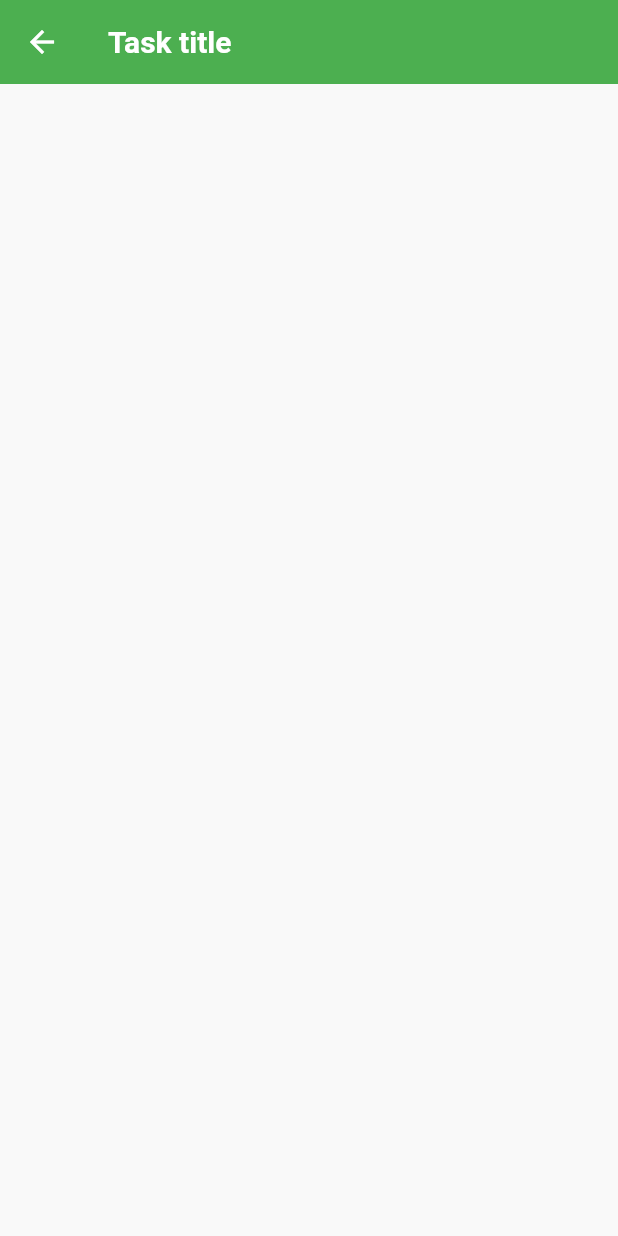
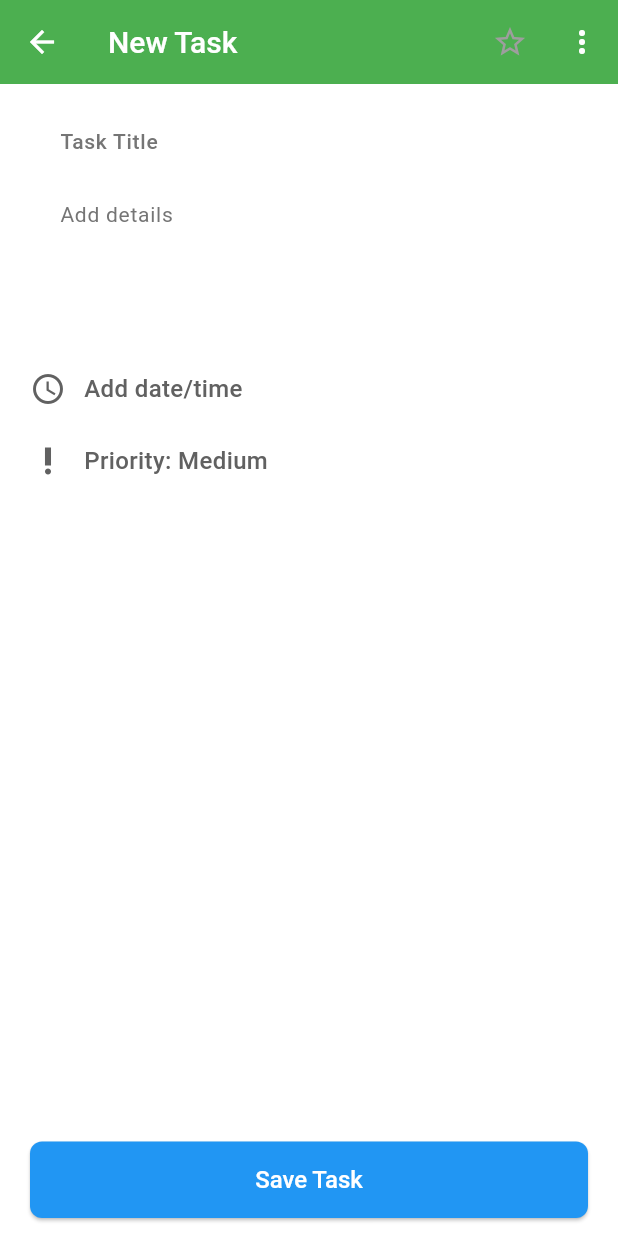
Before and after one commit to MehedisGits/Taskly, a Flutter app: the AddNewTasksScreen screen opened by its route, on a phone screen of 412 x 824 dp. Run offline on Flutter 3.47's test engine with Material 3 defaults, Android fonts, the phone set to English and light mode, and no system bars; our stand-ins replace connectivity_plus, device_preview, dio, get, shared_preferences; missing offline and left inert: dart_jsonwebtoken; accounts and stored records are empty.

```diff
--- /dev/null
+++ b/lib/controllers/add_new_task_controller.dart
@@ -0,0 +1,171 @@
+import 'package:flutter/material.dart';
+import 'package:get/get.dart';
+import 'package:intl/intl.dart';
+
+import '../models/task_model.dart';
+
+class AddNewTaskController extends GetxController {
+  // Observable Variables
+  final Rx<String> selectedPriority = Rx<String>('Medium');
+  final Rx<DateTime?> selectedDate = Rx<DateTime?>(null);
+  final Rx<TimeOfDay?> selectedTime = Rx<TimeOfDay?>(null);
+  final RxBool isLoading = false.obs;
+  final RxBool isImportant = false.obs;
+
+  // Text Editing Controllers
+  final TextEditingController titleController = TextEditingController();
+  final TextEditingController descriptionController = TextEditingController();
+
+  // Error Observables
+  final RxString titleError = RxString('');
+  final RxString descriptionError = RxString('');
+
+  // Priority List
+  final List<String> priorities = ['High', 'Medium', 'Low'];
+
+  // Formatted Date/Time Strings
+  String get formattedDate => selectedDate.value != null
+      ? DateFormat('MMM dd, yyyy').format(selectedDate.value!)
+      : 'No date set';
+
+  String get formattedTime => selectedTime.value != null
+      ? selectedTime.value!.format(Get.context!)
+      : 'No time set';
+
+  // Methods to Toggle Importance and Set Date/Time
+  void toggleImportance() => isImportant.toggle();
+
+  void setDateTime(DateTime date, TimeOfDay time) {
+    selectedDate.value = date;
+    selectedTime.value = time;
+  }
+
+  void initializeWithTask(TaskData task) {
+    titleController.text = task.title;
+    descriptionController.text = task.description;
+    selectedPriority.value = task.priority ?? 'Medium';
+    isImportant.value = task.isImportant;
+
+    if (task.dueDate != null) {
+      selectedDate.value = task.dueDate;
+      selectedTime.value = TimeOfDay.fromDateTime(task.dueDate!);
+    }
+  }
+
+  // Form Submission Logic with Improved UI/UX
+  Future<void> submitForm(BuildContext context) async {
+    try {
+      // Indicate loading state
+      isLoading.value = true;
+      resetErrors();  // Reset error messages before submitting
+
+      // Validate Inputs
+      if (!_validateInputs()) return;
+
+      // Simulate API Call to add task (Replace with actual API logic)
+      await _addTaskToApi();
+
+      // Success - Clear Form and Show Success Message
+      _clearFormFields();
+      _showSuccessMessage();
+      Get.back(); // Close the screen after successful submission
+    } catch (e) {
+      // Handle error and show appropriate message
+      _showErrorMessage(e.toString());
+    } finally {
+      isLoading.value = false; // Reset loading state
+    }
+  }
+
+  // Reset Error Messages
+  void resetErrors() {
+    titleError.value = '';
+    descriptionError.value = '';
+  }
+
+  // Input Validation
+  bool _validateInputs() {
+    bool isValid = true;
+
+    // Check if Title is Empty
+    if (titleController.text.isEmpty) {
+      titleError.value = 'Please enter a task title';
+      isValid = false;
+    }
+
+    // Check if Description is Empty
+    if (descriptionController.text.isEmpty) {
+      descriptionError.value = 'Please add task details';
+      isValid = false;
+    }
+
+    return isValid;
+  }
+
+  // Simulate API Call to Add Task (Replace with actual API call)
+  Future<void> _addTaskToApi() async {
+    try {
+      // Simulating a delay (Replace with actual API call)
+      await Future.delayed(const Duration(seconds: 2));
+
+      // Uncomment to simulate a failure:
+      // throw Exception("Failed to add task");
+
+      // Simulate success response
+    } catch (error) {
+      throw Exception("An error occurred while adding the task. Please try again.");
+    }
+  }
+
+  // Clear form fields after successful submission
+  void _clearFormFields() {
+    titleController.clear();
+    descriptionController.clear();
+    selectedPriority.value = 'Medium';
+    selectedDate.value = null;
+    selectedTime.value = null;
+  }
+
+  // Show Success Snackbar
+  void _showSuccessMessage() {
+    Get.snackbar(
+      'Success',
+      'Task created successfully',
+      backgroundColor: Colors.green,
+      colorText: Colors.white,
+      duration: const Duration(seconds: 3),
+    );
+  }
+
+  // Show Error Snackbar
+  void _showErrorMessage(String errorMessage) {
+    Get.snackbar(
+      'Error',
+      errorMessage,
+      backgroundColor: Colors.red,
+      colorText: Colors.white,
+      duration: const Duration(seconds: 3),
+    );
+  }
+
+  // Task Deletion Logic
+  void deleteTask() {
+    // Implement delete functionality here (replace with actual delete logic)
+    Get.back();
+    Get.snackbar(
+      'Deleted',
+      'Task has been removed',
+      backgroundColor: Colors.blue,
+      colorText: Colors.white,
+      duration: const Duration(seconds: 2),
+    );
+  }
+
+  // Dispose Controllers
+  @override
+  void onClose() {
+    titleController.dispose();
+    descriptionController.dispose();
+    super.onClose();
+  }
+}
--- a/lib/main.dart
+++ b/lib/main.dart
@@ -3,7 +3,7 @@ import 'package:flutter/cupertino.dart';
 import 'package:flutter/foundation.dart';
 import 'package:flutter/material.dart';
 import 'package:get/get.dart';
-import 'package:taskly/views/add_new_tasks.dart';
+import 'package:taskly/views/add_new_tasks_screen.dart';
 
 import 'core/routes/routes.dart';
 import 'core/themes/theme_data.dart';
--- /dev/null
+++ b/lib/models/task_model.dart
@@ -0,0 +1,15 @@
+class TaskData {
+  final String title;
+  final String description;
+  final String? priority;
+  final DateTime? dueDate;
+  final bool isImportant;
+
+  TaskData({
+    required this.title,
+    required this.description,
+    this.priority,
+    this.dueDate,
+    this.isImportant = false,
+  });
+}
--- a/lib/views/add_new_tasks.dart
+++ /dev/null
@@ -1,13 +0,0 @@
-   import 'package:flutter/material.dart';
-
-class AddNewTasksScreen extends StatelessWidget {
-     const AddNewTasksScreen({super.key});
-
-     @override
-     Widget build(BuildContext context) {
-       return Scaffold(
-         appBar: AppBar(title: Text('Task title'),),
-         body: Center(),
-       );
-     }
-   }
--- /dev/null
+++ b/lib/views/add_new_tasks_screen.dart
@@ -0,0 +1,292 @@
+import 'package:flutter/material.dart';
+import 'package:get/get.dart';
+import 'package:taskly/controllers/add_new_task_controller.dart';
+import 'package:taskly/models/task_model.dart';
+import 'package:taskly/widgets/custom_dropdown.dart';
+
+class AddNewTasksScreen extends StatelessWidget {
+  AddNewTasksScreen({super.key, this.taskData});
+
+  final AddNewTaskController controller = Get.put(AddNewTaskController());
+  final TaskData? taskData;
+
+  @override
+  Widget build(BuildContext context) {
+
+    // Initialize controller with task data if provided
+    if (taskData != null) {
+      controller.initializeWithTask(taskData!);
+    }
+
+    return Scaffold(
+      backgroundColor: Colors.white,
+      appBar: _buildAppBar(context),
+      body: Padding(
+        padding: const EdgeInsets.symmetric(horizontal: 20, vertical: 12),
+        child: Column(
+          crossAxisAlignment: CrossAxisAlignment.start,
+          children: [
+            _buildTitleField(),
+            _buildDescriptionField(),
+            const SizedBox(height: 20),
+            _buildDateTimeOption(),
+            _buildPriorityOption(),
+            const Spacer(),
+            _buildSubmitButton(context),
+          ],
+        ),
+      ),
+    );
+  }
+
+  // AppBar with dynamic icon for importance and options
+  AppBar _buildAppBar(BuildContext context) {
+    return AppBar(
+      elevation: 0,
+      backgroundColor: Colors.green,
+      foregroundColor: Colors.black,
+      title: const Text(
+        'New Task',
+        style: TextStyle(fontWeight: FontWeight.w500),
+      ),
+      centerTitle: false,
+      actions: [
+        Obx(() => IconButton(
+          icon: Icon(
+            controller.isImportant.value ? Icons.star : Icons.star_border,
+            color: controller.isImportant.value ? Colors.amber : Colors.grey,
+          ),
+          onPressed: controller.toggleImportance,
+        )),
+        IconButton(
+          icon: const Icon(Icons.more_vert),
+          onPressed: () => _showMoreOptions(context),
+        ),
+      ],
+    );
+  }
+
+  // Task Title Input
+  Widget _buildTitleField() {
+    return TextField(
+      controller: controller.titleController,
+      style: const TextStyle(fontSize: 18, fontWeight: FontWeight.w500),
+      decoration: InputDecoration(
+        hintText: "Task Title",
+        border: InputBorder.none,
+        errorText: controller.titleError.value.isNotEmpty
+            ? controller.titleError.value
+            : null,
+      ),
+    );
+  }
+
+  // Task Description Input
+  Widget _buildDescriptionField() {
+    return TextField(
+      controller: controller.descriptionController,
+      maxLines: 3,
+      style: const TextStyle(fontSize: 16),
+      decoration: InputDecoration(
+        hintText: "Add details",
+        border: InputBorder.none,
+        errorText: controller.descriptionError.value.isNotEmpty
+            ? controller.descriptionError.value
+            : null,
+      ),
+    );
+  }
+
+  // Date/Time Selection Option
+  Widget _buildDateTimeOption() {
+    return Obx(() => _taskOption(
+      icon: Icons.access_time,
+      text: controller.selectedDate.value != null
+          ? "${controller.formattedDate} • ${controller.formattedTime}"
+          : "Add date/time",
+      onTap: _selectDateTime,
+    ));
+  }
+
+  // Priority Selection Option
+  Widget _buildPriorityOption() {
+    return Obx(() => _taskOption(
+      icon: Icons.priority_high,
+      text: "Priority: ${controller.selectedPriority.value}",
+      onTap: () => _showPriorityDropdown(Get.context!),
+    ));
+  }
+
+  // Task Option Widget (Date/Time or Priority)
+  Widget _taskOption({
+    required IconData icon,
+    required String text,
+    required VoidCallback onTap,
+  }) {
+    return InkWell(
+      onTap: onTap,
+      child: Padding(
+        padding: const EdgeInsets.symmetric(vertical: 12),
+        child: Row(
+          children: [
+            Icon(icon, color: Colors.grey[700]),
+            const SizedBox(width: 12),
+            Text(
+              text,
+              style: TextStyle(
+                fontSize: 16,
+                color: Colors.grey[700],
+                fontWeight: FontWeight.w500,
+              ),
+            ),
+          ],
+        ),
+      ),
+    );
+  }
+
+  // Submit Button
+  Widget _buildSubmitButton(BuildContext context) {
+    return Obx(() {
+      return SizedBox(
+        width: double.infinity,
+        child: ElevatedButton(
+          onPressed: controller.isLoading.value
+              ? null  // Disable the button when loading
+              : () => controller.submitForm(context),  // Submit the form if not loading
+          style: ElevatedButton.styleFrom(
+            backgroundColor: Colors.blue,
+            padding: const EdgeInsets.symmetric(vertical: 16),
+            shape: RoundedRectangleBorder(
+              borderRadius: BorderRadius.circular(8),
+            ),
+          ),
+          child: controller.isLoading.value
+              ? const CircularProgressIndicator(
+            color: Colors.white,  // White spinner to match button text color
+          )
+              : const Text(
+            "Save Task",
+            style: TextStyle(
+              fontSize: 16,
+              color: Colors.white,
+              fontWeight: FontWeight.w500,
+            ),
+          ),
+        ),
+      );
+    });
+  }
+
+
+  // Date/Time Picker
+  Future<void> _selectDateTime() async {
+    final DateTime? pickedDate = await showDatePicker(
+      context: Get.context!,
+      initialDate: DateTime.now(),
+      firstDate: DateTime.now(),
+      lastDate: DateTime(2100),
+    );
+
+    if (pickedDate != null) {
+      final TimeOfDay? pickedTime = await showTimePicker(
+        context: Get.context!,
+        initialTime: TimeOfDay.now(),
+      );
+
+      if (pickedTime != null) {
+        controller.setDateTime(pickedDate, pickedTime);
+      }
+    }
+  }
+
+  void _showPriorityDropdown(BuildContext context) {
+    showDialog(
+      context: context,
+      builder: (BuildContext context) {
+        return Dialog(
+          shape: RoundedRectangleBorder(
+            borderRadius: BorderRadius.circular(8), // Optional: for rounded corners
+          ),
+          child: ConstrainedBox(
+            constraints: BoxConstraints(
+              maxWidth: 300, // Adjust as needed
+              minHeight: 200, // Adjust as needed
+            ),
+            child: Padding(
+              padding: const EdgeInsets.all(16),
+              child: Column(
+                mainAxisSize: MainAxisSize.min, // To prevent the dialog from taking the full screen
+                children: [
+                  const Text(
+                    "Set Priority",
+                    style: TextStyle(
+                      fontWeight: FontWeight.w600,
+                      fontSize: 18,
+                    ),
+                  ),
+                  const SizedBox(height: 12),
+                  CustomDropdown<String>(
+                    label: 'Priority',
+                    items: controller.priorities
+                        .map((priority) => DropdownMenuItem(
+                      value: priority,
+                      child: Text(priority),
+                    ))
+                        .toList(),
+                    value: controller.selectedPriority.value,
+                    onChanged: (newValue) {
+                      controller.selectedPriority.value = newValue!;
+                      Navigator.of(context).pop();
+                    },
+                  ),
+                  const SizedBox(height: 12),
+                  Row(
+                    mainAxisAlignment: MainAxisAlignment.end,
+                    children: [
+                      TextButton(
+                        onPressed: () => Navigator.of(context).pop(),
+                        child: const Text("Close"),
+                      ),
+                    ],
+                  ),
+                ],
+              ),
+            ),
+          ),
+        );
+      },
+    );
+  }
+
+
+  // More Options (Attachment, Delete)
+  void _showMoreOptions(BuildContext context) {
+    showModalBottomSheet(
+      context: context,
+      builder: (context) {
+        return Column(
+          mainAxisSize: MainAxisSize.min,
+          children: [
+            ListTile(
+              leading: const Icon(Icons.attach_file),
+              title: const Text('Add Attachment'),
+              onTap: () {
+                // Handle attachment
+                Navigator.pop(context);
+              },
+            ),
+            ListTile(
+              leading: const Icon(Icons.delete),
+              title: const Text('Delete Task'),
+              onTap: () {
+                controller.deleteTask();
+                Navigator.pop(context);
+              },
+            ),
+          ],
+        );
+      },
+    );
+  }
+}
```
Also changed, not shown: lib/widgets/custom_dropdown.dart (added, +82 -0 lines), lib/widgets/task_card.dart (+80 -62 lines), lib/models/login_model.dart (deleted).
